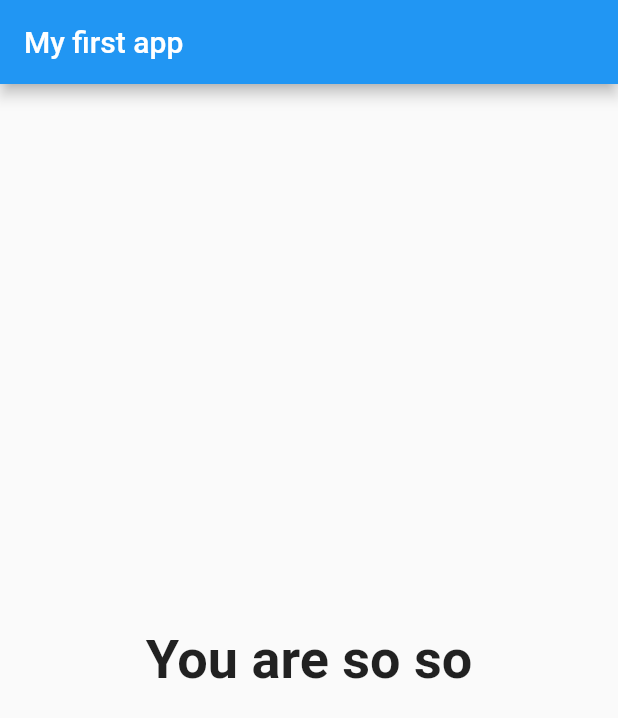
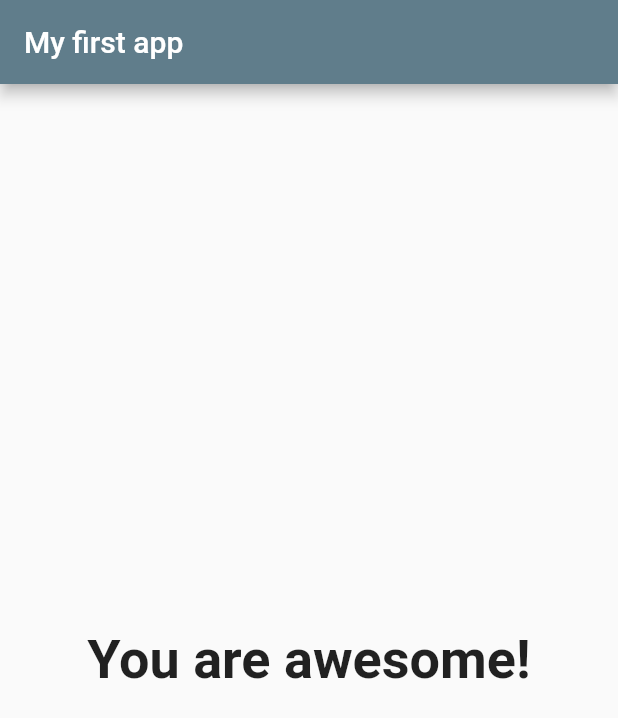
Before and after one commit to pveg/Flutter_Testing_App, a Flutter app: the screen it shows after launch, after a tap on "red", after a tap on "snake", after a tap on "Lord of the Rings", on a phone screen of 412 x 824 dp. Shown: the top 718 px of the screen. Run offline on Flutter 3.47's test engine with Material 2 defaults, Android fonts, the phone set to English and light mode, and no system bars.

```diff
--- a/lib/answers.dart
+++ b/lib/answers.dart
@@ -12,8 +12,8 @@ class Answers extends StatelessWidget {
       width: double.infinity,
       child: ElevatedButton(
           style: ButtonStyle(
-              backgroundColor: MaterialStateProperty.all(Colors.blue),
-              foregroundColor: MaterialStateProperty.all(Colors.black)),
+              backgroundColor: MaterialStateProperty.all(Colors.teal),
+              foregroundColor: MaterialStateProperty.all(Colors.white)),
           onPressed: selectHandler,
           child: Text(answerText)),
     );
--- a/lib/main.dart
+++ b/lib/main.dart
@@ -47,7 +47,7 @@ class _MyTestingAppState extends State<MyTestingApp> {
   var _questionIndex = 0;
   var _totalScore = 0;
 
-void _answerQuestion(int score) {
+  void _answerQuestion(int score) {
     _totalScore += score;
     setState(() {
       _questionIndex++;
@@ -65,7 +65,9 @@ void _answerQuestion(int score) {
     //Needs Type and Context
     return MaterialApp(
       home: Scaffold(
-        appBar: AppBar(title: Text('My first app')), //appbar
+        appBar: AppBar(
+            title: Text('My first app'),
+            backgroundColor: Colors.blueGrey),
         body: _questionIndex < _questions.length
             ? Quiz(
                 answerQuestion: _answerQuestion,
--- a/lib/result.dart
+++ b/lib/result.dart
@@ -11,11 +11,11 @@ class Result extends StatelessWidget {
 
   String get resultPhrase {
     var resultText = 'You did it';
-    if (resultScore <= 8) {
+    if (resultScore <= 90) {
       resultText = 'You are awesome!';
-    } else if (resultScore <= 12) {
+    } else if (resultScore <= 60) {
       resultText = 'Super cool!';
-    } else if (resultScore <= 16) {
+    } else if (resultScore <= 30) {
       resultText = 'Amazing!';
     } else {
       resultText = 'You are so so';
```
